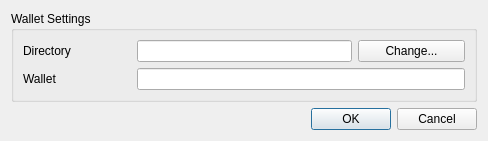
First picture: the form in mywallet/ui/settingsdialog.ui, repository dimv36/MyWallet, before the edit.
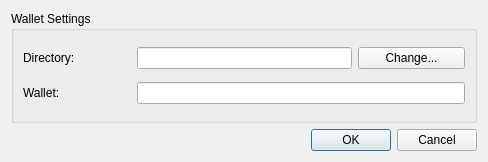
Second picture: the form after the edit. Icons and pictures are not drawn.

Commit message: Исправление ошибок в формах

What changed in the file:
```diff
--- a/mywallet/ui/settingsdialog.ui
+++ b/mywallet/ui/settingsdialog.ui
@@ -10,7 +10,7 @@
     <x>0</x>
     <y>0</y>
     <width>488</width>
-    <height>141</height>
+    <height>162</height>
    </rect>
   </property>
   <property name="windowTitle">
@@ -39,14 +39,14 @@
       <item row="1" column="0">
        <widget class="QLabel" name="wallet_name_label">
         <property name="text">
-         <string>Wallet</string>
+         <string>Wallet:</string>
         </property>
        </widget>
       </item>
       <item row="0" column="0">
        <widget class="QLabel" name="directory_label">
         <property name="text">
-         <string>Directory</string>
+         <string>Directory:</string>
         </property>
        </widget>
       </item>
```
Left out of the diff: 22 changed lines with no effect on the pictures. The commit also changes 4 other files.
